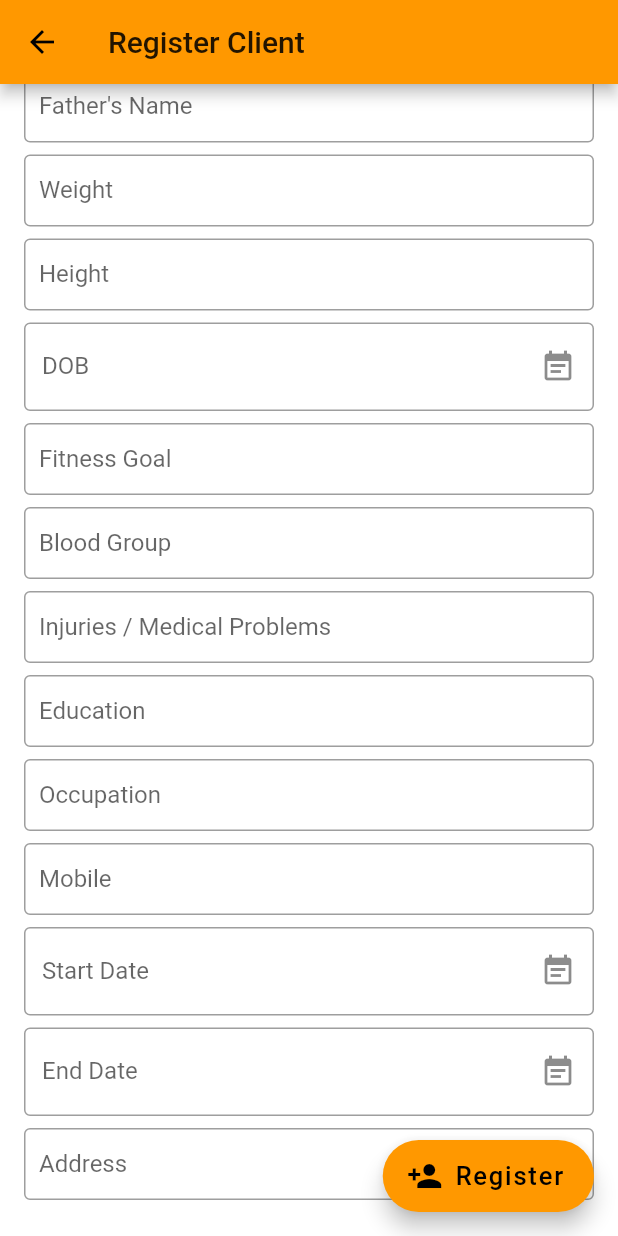
After one commit to arghyabandyopadhyay/Chronicle, a Flutter app: the RegisterClientPage screen opened directly, scrolled down 97 dp, after a tap on "Register", on a phone screen of 412 x 824 dp. The commit adds this screen. Run offline on Flutter 3.47's test engine with Material 2 defaults, Android fonts, the phone set to English and light mode, and no system bars; drawn by our look-alikes of date_field; our stand-ins replace firebase_auth, firebase_core, firebase_database, flutter_slidable, google_sign_in; accounts and stored records are empty.

Commit message:
16 march 2021

```diff
--- a/lib/Models/clientModel.dart
+++ b/lib/Models/clientModel.dart
@@ -12,13 +12,15 @@ class ClientModel
   String address;
   String injuries;
   String fitnessGoal;
+  String bloodGroup;
+  String mobileNo;
   DateTime startDate;
   DateTime endDate;
   DateTime dob;
   int height;
   int weight;
   int due;
-  ClientModel({this.name,this.fathersName,this.education,this.occupation,this.address,this.injuries,this.fitnessGoal,this.startDate,this.endDate,this.height,this.dob,this.weight,this.due});
+  ClientModel({this.name,this.mobileNo,this.fathersName,this.education,this.occupation,this.address,this.injuries,this.fitnessGoal,this.startDate,this.endDate,this.height,this.dob,this.weight,this.due,this.bloodGroup});
   void setId(DatabaseReference id)
   {
     this.id=id;
@@ -30,31 +32,35 @@ class ClientModel
     return ClientModel(
         name: json1['Name'],
         fathersName: json1['FathersName'],
+        mobileNo: json1['MobileNo'],
         education: json1['Education'],
         occupation: json1['Occupation'],
         address: json1['Address'],
         injuries: json1['Injuries'],
         fitnessGoal: json1['FitnessGoal'],
-        startDate: DateTime.parse(json1['StartDate']),
-        endDate: DateTime.parse(json1['EndDate']),
-        dob: DateTime.parse(json1['EndDate']),
+        bloodGroup: json1['BloodGroup'],
+        startDate: json1['StartDate']!=null?DateTime.parse(json1['StartDate']):null,
+        endDate: json1['EndDate']!=null?DateTime.parse(json1['EndDate']):null,
+        dob: json1['Dob']!=null?DateTime.parse(json1['Dob']):null,
         height: json1['Height'],
         weight: json1['Weight'],
         due: json1['Due']
     );
   }
-  Map toJson() =>
+  Map<String,dynamic> toJson() =>
       {
         "Name":this.name,
         "FathersName":this.fathersName,
+        "MobileNo":this.mobileNo,
         "Education":this.education,
         "Occupation":this.occupation,
         "Address":this.address,
         "Injuries":this.injuries,
         "FitnessGoal":this.fitnessGoal,
-        "StartDate":this.startDate.toIso8601String(),
-        "EndDate":this.endDate.toIso8601String(),
-        "Dob":this.dob.toIso8601String(),
+        "StartDate":this.startDate!=null?this.startDate.toIso8601String():null,
+        "EndDate":this.endDate!=null?this.endDate.toIso8601String():null,
+        "BloodGroup":this.bloodGroup,
+        "Dob":this.dob!=null?this.dob.toIso8601String():null,
         "Height":this.height,
         "Weight":this.weight,
         "Due":this.due
--- a/lib/clientList.dart
+++ b/lib/clientList.dart
@@ -1,5 +1,8 @@
+import 'package:Chronicle/database.dart';
 import 'package:firebase_auth/firebase_auth.dart';
 import 'package:flutter/material.dart';
+import 'package:flutter_slidable/flutter_slidable.dart';
+import 'package:url_launcher/url_launcher.dart';
 import 'Models/clientModel.dart';
 
 class ClientList extends StatefulWidget {
@@ -25,29 +28,97 @@ class _ClientListState extends State<ClientList> {
       itemCount: this.widget.listItems.length,
       itemBuilder: (context, index) {
         var client = this.widget.listItems[index];
-        return Card(
-            child: Row(children: <Widget>[
-              Expanded(
-                  child: ListTile(
-                    title: Text(client.name),
-                    subtitle: Text(client.fathersName),
-                  )),
-              Row(
-                children: <Widget>[
-                  Container(
-                    child: Text(client.startDate.toIso8601String(),
-                        style: TextStyle(fontSize: 20)),
-                    padding: EdgeInsets.fromLTRB(0, 0, 10, 0),
-                  ),
-                  // IconButton(
-                  //     icon: Icon(Icons.thumb_up),
-                  //     onPressed: () => this.like(() => client.likeClient(widget.user)),
-                  //     color: client.usersLiked.contains(widget.user.uid)
-                  //         ? Colors.green
-                  //         : Colors.black)
-                ],
-              )
-            ]));
+        return Slidable(
+            actionPane: SlidableDrawerActionPane(),
+        actionExtentRatio: 0.25,
+            child:ListTile(
+          title: Column(
+              mainAxisAlignment: MainAxisAlignment.spaceEvenly,
+              crossAxisAlignment: CrossAxisAlignment.start,
+              children: [
+                Text(client.name),
+                Text(client.fathersName)
+              ]
+          ),
+          subtitle: Column(
+              mainAxisAlignment: MainAxisAlignment.spaceEvenly,
+              crossAxisAlignment: CrossAxisAlignment.start,
+              children: [
+                Text(client.fitnessGoal+" | Injuries: "+client.injuries),
+                Text(client.height.toString()+" cm | "+client.weight.toString()+" kg")
+              ]
+          ),
+          trailing: Column(
+            mainAxisAlignment: MainAxisAlignment.spaceEvenly,
+              crossAxisAlignment: CrossAxisAlignment.end,
+            children: [
+              Text((client.startDate!=null?client.startDate.day.toString()+"-"+client.startDate.month.toString()+"-"+client.startDate.year.toString()+" to ":"")+((client.endDate!=null)?client.endDate.day.toString()+"-"+client.endDate.month.toString()+"-"+client.endDate.year.toString():"")),
+              Text(client.mobileNo),
+              Text(client.bloodGroup.toString()),
+              Text("Due: "+client.due.toString(),style: TextStyle(color: client.due!=null&&client.due==0?Colors.green:Colors.red,),)
+            ]
+          ),
+        ),
+          secondaryActions: <Widget>[
+            IconSlideAction(
+              caption: 'Add Due',
+              icon: Icons.add,
+              color: Colors.red,
+              onTap: () async {
+                setState(() {
+                  client.due=client.due+1;
+                  updateClient(client, client.id);
+                });
+              },
+              closeOnTap: false,
+            ),
+            IconSlideAction(
+              caption: 'Add Payment',
+              icon: Icons.add,
+              color: Colors.green,
+              onTap: () async {
+                setState(() {
+                  client.due=client.due>0?client.due-1:0;
+                  updateClient(client, client.id);
+                });
+              },
+              closeOnTap: false,
+            ),
+          ],
+          actions: <Widget>[
+            IconSlideAction(
+              caption: 'Call',
+              icon: Icons.call,
+              onTap: () async {
+                if(client.mobileNo!=null&&client.mobileNo!="")
+                {
+                  var url = 'tel:<${client.mobileNo}>';
+                  if (await canLaunch(url)) {
+                    await launch(url);
+                  } else {
+                    throw 'Could not launch $url';
+                  }
+                }
+              },
+            ),
+            IconSlideAction(
+              caption: 'Send Remainder',
+              icon: Icons.send,
+              onTap: () async {
+                if(client.mobileNo!=null&&client.mobileNo!="")
+                {
+                  var url = "https://wa.me/+91${client.mobileNo}?text=${client.name}, Your subscription has come to an end"
+                      ", please clear your dues for further continuation of services.";
+                  if (await canLaunch(url)) {
+                    await launch(url);
+                  } else {
+                    throw 'Could not launch $url';
+                  }
+                }
+              },
+            ),
+          ],
+        );
       },
     );
   }
--- /dev/null
+++ b/lib/registerClientPage.dart
@@ -0,0 +1,327 @@
+import 'package:Chronicle/Models/clientModel.dart';
+import 'package:date_field/date_field.dart';
+import 'package:flutter/cupertino.dart';
+import 'package:flutter/material.dart';
+import 'package:flutter/services.dart';
+import 'package:flutter/gestures.dart' show DragStartBehavior;
+import 'package:flutter/widgets.dart';
+
+class RegisterClientPage extends StatefulWidget {
+  final Function(ClientModel) callback;
+  const RegisterClientPage({Key key, this.callback}) : super(key: key);
+  @override
+  _RegisterClientPageState createState() => _RegisterClientPageState();
+}
+class _RegisterClientPageState extends State<RegisterClientPage> {
+  final GlobalKey<ScaffoldMessengerState> _scaffoldKey = GlobalKey<ScaffoldMessengerState>();
+  ClientModel clientData = ClientModel();
+
+  var phoneNumberTextField=TextEditingController();
+  var nameTextField=TextEditingController();
+  var addressTextField=TextEditingController();
+  var fathersNameTextField=TextEditingController();
+  var educationTextField=TextEditingController();
+  var occupationTextField=TextEditingController();
+  var injuriesTextField=TextEditingController();
+  var fitnessGoalTextField=TextEditingController();
+  var heightTextField=TextEditingController();
+  var weightTextField=TextEditingController();
+  var dueTextField=TextEditingController();
+  var bloodGroupTextField=TextEditingController();
+
+
+  final focus = FocusNode();
+  final GlobalKey<FormState> _formKey = GlobalKey<FormState>();
+  //Functions
+  void showInSnackBar(String value) {
+    _scaffoldKey.currentState.hideCurrentSnackBar();
+    _scaffoldKey.currentState.showSnackBar(SnackBar(
+      content: Text(value,textScaleFactor:1),
+    ));
+  }
+  Future<void> _handleSubmitted() async {
+    final form = _formKey.currentState;
+    if (!form.validate()) {// Start validating on every change.
+    }
+    else {
+      form.save();
+      clientData.due= 0;
+      widget.callback(clientData);
+      Navigator.pop(context);
+      FocusScope.of(context).unfocus();
+    }
+  }
+  String _validateName(String value) {
+    if(value.isEmpty)nameTextField.text="";
+    return null;
+  }
+  //Overrides
+  @override
+  Widget build(BuildContext context) {
+    const sizedBoxSpace = SizedBox(height: 24);
+    return Scaffold(
+      appBar: AppBar(
+        title: Text("Register Client",),
+      ),
+      key: _scaffoldKey,
+      body: Form(
+        key: _formKey,
+        child: SingleChildScrollView(
+            dragStartBehavior: DragStartBehavior.down,
+            padding: const EdgeInsets.symmetric(horizontal: 16),
+            physics: BouncingScrollPhysics(),
+            child: GestureDetector(
+              onTap: (){
+                FocusScopeNode currentFocus = FocusScope.of(context);
+                if (!currentFocus.hasPrimaryFocus) {
+                  currentFocus.unfocus();
+                }
+              },
+              child: Column(
+                crossAxisAlignment: CrossAxisAlignment.stretch,
+                mainAxisAlignment: MainAxisAlignment.start,
+                children: [
+                  sizedBoxSpace,
+                  SizedBox(height: 8,),
+                  TextFormField(
+                    textCapitalization: TextCapitalization.words,
+                    controller: nameTextField,
+                    textInputAction: TextInputAction.next,
+                    style: TextStyle(),
+                    decoration: InputDecoration(
+                      border: const OutlineInputBorder(),
+                      labelText: "Name",
+                      contentPadding:
+                      EdgeInsets.only(bottom: 10.0, left: 10.0, right: 10.0),
+                    ),
+                    onSaved: (value) {
+                      clientData.name = value;
+                    },
+                    validator: _validateName,
+                  ),
+                  SizedBox(height: 8,),
+                  TextFormField(
+                    textCapitalization: TextCapitalization.words,
+                    controller: fathersNameTextField,
+                    textInputAction: TextInputAction.next,
+                    style: TextStyle(),
+                    decoration: InputDecoration(
+                      border: const OutlineInputBorder(),
+                      labelText: "Father's Name",
+                      contentPadding:
+                      EdgeInsets.only(bottom: 10.0, left: 10.0, right: 10.0),
+                    ),
+                    onSaved: (value) {
+                      clientData.fathersName = value;
+                    },
+                    validator: _validateName,
+                  ),
+                  SizedBox(height: 8,),
+                  TextFormField(
+                    controller: weightTextField,
+                    keyboardType:TextInputType.number,
+                    textInputAction: TextInputAction.next,
+                    style: TextStyle(),
+                    decoration: InputDecoration(
+                      border: const OutlineInputBorder(),
+                      labelText: "Weight",
+                      contentPadding:
+                      EdgeInsets.only(bottom: 10.0, left: 10.0, right: 10.0),
+                    ),
+                    onSaved: (value) {
+                      clientData.weight = int.parse(value);
+                    },
+                  ),
+                  SizedBox(height: 8,),
+                  TextFormField(
+                    controller: heightTextField,
+                    keyboardType:TextInputType.number,
+                    textInputAction: TextInputAction.next,
+                    style: TextStyle(),
+                    decoration: InputDecoration(
+                      border: const OutlineInputBorder(),
+                      labelText: "Height",
+                      contentPadding:
+                      EdgeInsets.only(bottom: 10.0, left: 10.0, right: 10.0),
+                    ),
+                    onSaved: (value) {
+                      clientData.height = int.parse(value);
+                    },
+                  ),
+                  SizedBox(height: 8,),
+                  DateTimeFormField(
+                    decoration: const InputDecoration(
+                      hintStyle: TextStyle(color: Colors.black45),
+                      errorStyle: TextStyle(color: Colors.redAccent),
+                      border: OutlineInputBorder(),
+                      suffixIcon: Icon(Icons.event_note),
+                      labelText: 'DOB',
+                    ),
+                    mode: DateTimeFieldPickerMode.date,
+                    autovalidateMode: AutovalidateMode.always,
+                    validator: (e) => (e?.day ?? 0) == 1 ? 'Please not the first day' : null,
+                    onDateSelected: (DateTime value) {
+                      clientData.dob=value;
+                    },
+                  ),
+                  SizedBox(height: 8,),
+                  TextFormField(
+                    textCapitalization: TextCapitalization.words,
+                    controller: fitnessGoalTextField,
+                    textInputAction: TextInputAction.next,
+                    style: TextStyle(),
+                    decoration: InputDecoration(
+                      border: const OutlineInputBorder(),
+                      labelText: "Fitness Goal",
+                      contentPadding:
+                      EdgeInsets.only(bottom: 10.0, left: 10.0, right: 10.0),
+                    ),
+                    onSaved: (value) {
+                      clientData.fitnessGoal = value;
+                    },
+                  ),
+                  SizedBox(height: 8,),
+                  TextFormField(
+                    textCapitalization: TextCapitalization.words,
+                    controller: bloodGroupTextField,
+                    textInputAction: TextInputAction.next,
+                    style: TextStyle(),
+                    decoration: InputDecoration(
+                      border: const OutlineInputBorder(),
+                      labelText: "Blood Group",
+                      contentPadding:
+                      EdgeInsets.only(bottom: 10.0, left: 10.0, right: 10.0),
+                    ),
+                    onSaved: (value) {
+                      clientData.bloodGroup = value;
+                    },
+                  ),
+                  SizedBox(height: 8,),
+                  TextFormField(
+                    textCapitalization: TextCapitalization.words,
+                    controller: injuriesTextField,
+                    textInputAction: TextInputAction.next,
+                    style: TextStyle(),
+                    decoration: InputDecoration(
+                      border: const OutlineInputBorder(),
+                      labelText: "Injuries / Medical Problems",
+                      contentPadding:
+                      EdgeInsets.only(bottom: 10.0, left: 10.0, right: 10.0),
+                    ),
+                    onSaved: (value) {
+                      clientData.injuries = value;
+                    },
+                  ),
+                  SizedBox(height: 8,),
+                  TextFormField(
+                    textCapitalization: TextCapitalization.words,
+                    controller: educationTextField,
+                    textInputAction: TextInputAction.next,
+                    style: TextStyle(),
+                    decoration: InputDecoration(
+                      border: const OutlineInputBorder(),
+                      labelText: "Education",
+                      contentPadding:
+                      EdgeInsets.only(bottom: 10.0, left: 10.0, right: 10.0),
+                    ),
+                    onSaved: (value) {
+                      clientData.education = value;
+                    },
+                  ),
+                  SizedBox(height: 8,),
+                  TextFormField(
+                    textCapitalization: TextCapitalization.words,
+                    controller: occupationTextField,
+                    textInputAction: TextInputAction.next,
+                    style: TextStyle(),
+                    decoration: InputDecoration(
+                      border: const OutlineInputBorder(),
+                      labelText: "Occupation",
+                      contentPadding:
+                      EdgeInsets.only(bottom: 10.0, left: 10.0, right: 10.0),
+                    ),
+                    onSaved: (value) {
+                      clientData.occupation = value;
+                    },
+                  ),
+                  SizedBox(height: 8,),
+                  TextFormField(
+                    controller: phoneNumberTextField,
+                    textInputAction: TextInputAction.next,
+                    style: TextStyle(),
+                    decoration: InputDecoration(
+                      border: const OutlineInputBorder(),
+                      labelText: "Mobile",
+                      contentPadding:
+                      EdgeInsets.only( left: 10.0, right: 10.0),
+                    ),
+                    keyboardType: TextInputType.phone,
+                    onSaved: (value) {
+                      clientData.mobileNo = value;
+                    },
+                  ),
+                  SizedBox(height: 8,),
+                  DateTimeFormField(
+                    decoration: const InputDecoration(
+                      hintStyle: TextStyle(color: Colors.black45),
+                      errorStyle: TextStyle(color: Colors.redAccent),
+                      border: OutlineInputBorder(),
+                      suffixIcon: Icon(Icons.event_note),
+                      labelText: 'Start Date',
+                    ),
+                    mode: DateTimeFieldPickerMode.date,
+                    autovalidateMode: AutovalidateMode.always,
+                    validator: (e) => (e?.day ?? 0) == 1 ? 'Please not the first day' : null,
+                    onDateSelected: (DateTime value) {
+                      clientData.startDate=value;
+                    },
+                  ),
+                  SizedBox(height: 8,),
+                  DateTimeFormField(
+                    decoration: const InputDecoration(
+                      hintStyle: TextStyle(color: Colors.black45),
+                      errorStyle: TextStyle(color: Colors.redAccent),
+                      border: OutlineInputBorder(),
+                      suffixIcon: Icon(Icons.event_note),
+                      labelText: 'End Date',
+                    ),
+                    mode: DateTimeFieldPickerMode.date,
+                    autovalidateMode: AutovalidateMode.always,
+                    validator: (e) => (e?.day ?? 0) == 1 ? 'Please not the first day' : null,
+                    onDateSelected: (DateTime value) {
+                      clientData.endDate=value;
+                    },
+                  ),
+                  SizedBox(height: 8,),
+                  TextFormField(
+                    textCapitalization: TextCapitalization.words,
+                    controller: addressTextField,
+                    keyboardType:TextInputType.multiline,
+                    style: TextStyle(),
+                    decoration: InputDecoration(
+                      border: const OutlineInputBorder(),
+                      labelText: "Address",
+                      contentPadding:
+                      EdgeInsets.only(bottom: 10.0, left: 10.0, right: 10.0),
+                    ),
+                    onSaved: (value) {
+                      clientData.address = value;
+                    },
+                  ),
+                  sizedBoxSpace,
+                ],
+              ),
+            )
+        ),
+      ),
+      backgroundColor: Colors.white,
+      floatingActionButton:FloatingActionButton.extended(
+        icon: Icon(Icons.person_add),
+        label: Text("Register",textScaleFactor:1,style: TextStyle(fontSize: 17),),
+        onPressed: _handleSubmitted,
+      ),
+      floatingActionButtonLocation:
+      FloatingActionButtonLocation.endFloat,
+    );
+  }
+}
--- a/pubspec.yaml
+++ b/pubspec.yaml
@@ -31,6 +31,10 @@ dependencies:
   firebase_database: ^6.1.0
   firebase_auth: ^1.0.1
   google_sign_in: ^5.0.0
+  firebase_core : ^1.0.1
+  date_field: ^1.0.4
+  flutter_slidable: ^0.5.7
+  url_launcher: ^6.0.2
 
 dev_dependencies:
   flutter_test:
```
Also changed, not shown: lib/Models/userModel.dart (added, +23 -0 lines), lib/database.dart (+30 -7 lines), lib/login.dart (+14 -16 lines), lib/main.dart (+35 -1 lines), lib/myHomePage.dart (+15 -8 lines), lib/registerNewClientWidget.dart (added, +42 -0 lines), lib/textInputWidget.dart (deleted, +0 -41 lines), pubspec.lock, 5 other files.
